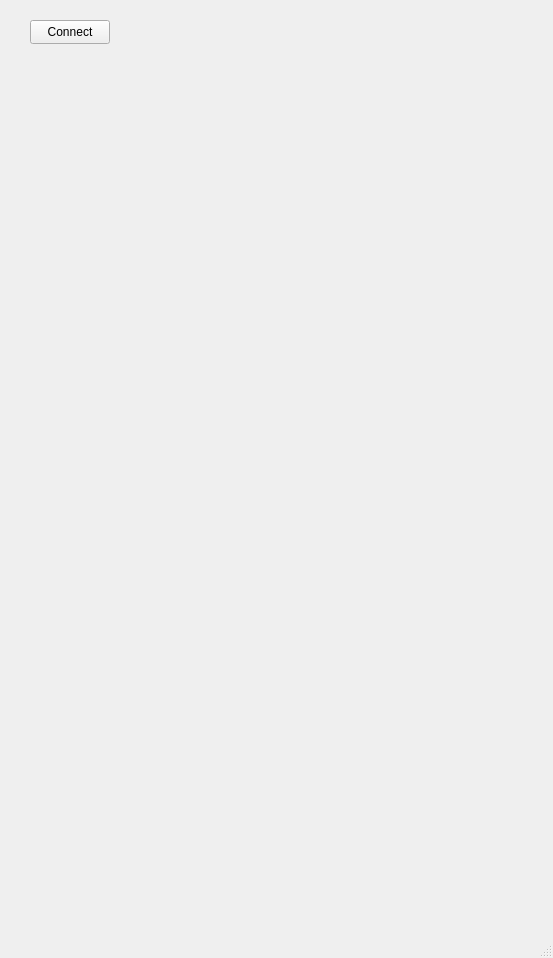
Old version of the form front_office/mainwindow.ui in the repository Tristan-Le-Bars/NetWatch.
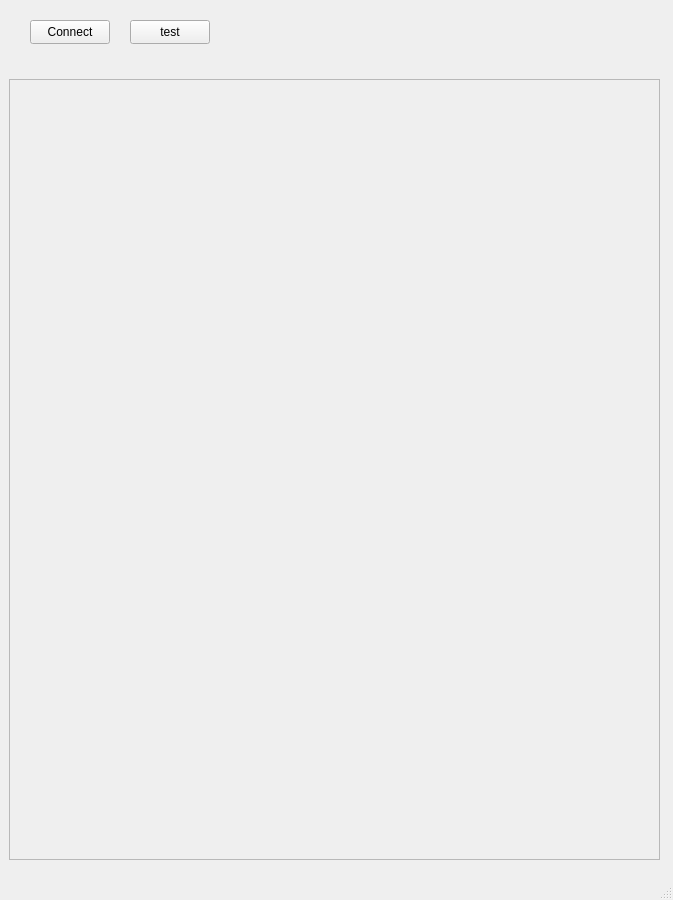
New version of the form.

Commit message: [ADD] - test button to add the received data layouts and widgets

Diff of the .ui file:
```diff
--- a/front_office/mainwindow.ui
+++ b/front_office/mainwindow.ui
@@ -6,8 +6,8 @@
    <rect>
     <x>0</x>
     <y>0</y>
-    <width>553</width>
-    <height>958</height>
+    <width>673</width>
+    <height>900</height>
    </rect>
   </property>
   <property name="windowTitle">
@@ -27,16 +27,62 @@
      <string>Connect</string>
     </property>
    </widget>
-   <widget class="QWidget" name="verticalLayoutWidget">
+   <widget class="QScrollArea" name="scrollArea">
     <property name="geometry">
      <rect>
-      <x>30</x>
-      <y>60</y>
-      <width>401</width>
-      <height>401</height>
+      <x>9</x>
+      <y>79</y>
+      <width>651</width>
+      <height>781</height>
      </rect>
     </property>
-    <layout class="QVBoxLayout" name="verticalLayout"/>
+    <property name="widgetResizable">
+     <bool>true</bool>
+    </property>
+    <widget class="QWidget" name="scrollAreaWidgetContents">
+     <property name="geometry">
+      <rect>
+       <x>0</x>
+       <y>0</y>
+       <width>649</width>
+       <height>779</height>
+      </rect>
+     </property>
+     <widget class="QWidget" name="widget" native="true">
+      <property name="geometry">
+       <rect>
+        <x>0</x>
+        <y>0</y>
+        <width>651</width>
+        <height>781</height>
+       </rect>
+      </property>
+      <widget class="QWidget" name="verticalLayoutWidget">
+       <property name="geometry">
+        <rect>
+         <x>0</x>
+         <y>0</y>
+         <width>651</width>
+         <height>781</height>
+        </rect>
+       </property>
+       <layout class="QVBoxLayout" name="servers_layout"/>
+      </widget>
+     </widget>
+    </widget>
+   </widget>
+   <widget class="QPushButton" name="test_button">
+    <property name="geometry">
+     <rect>
+      <x>130</x>
+      <y>20</y>
+      <width>80</width>
+      <height>24</height>
+     </rect>
+    </property>
+    <property name="text">
+     <string>test</string>
+    </property>
    </widget>
   </widget>
   <widget class="QStatusBar" name="statusbar"/>
```
The commit also changes 566 other files.
